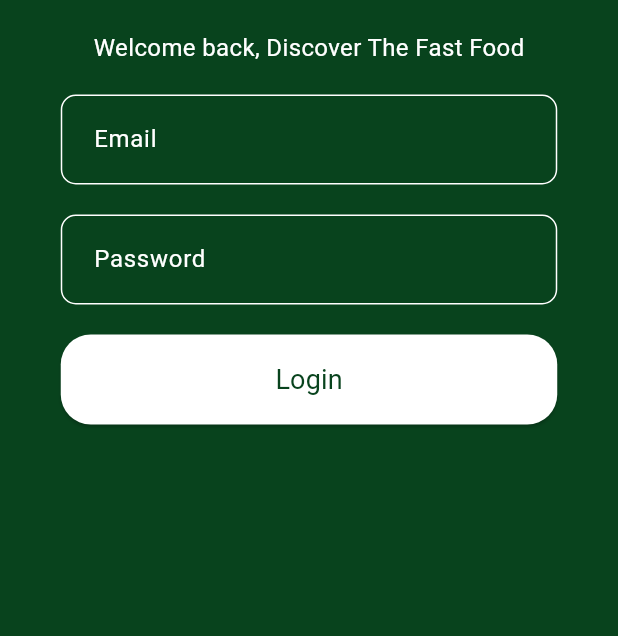
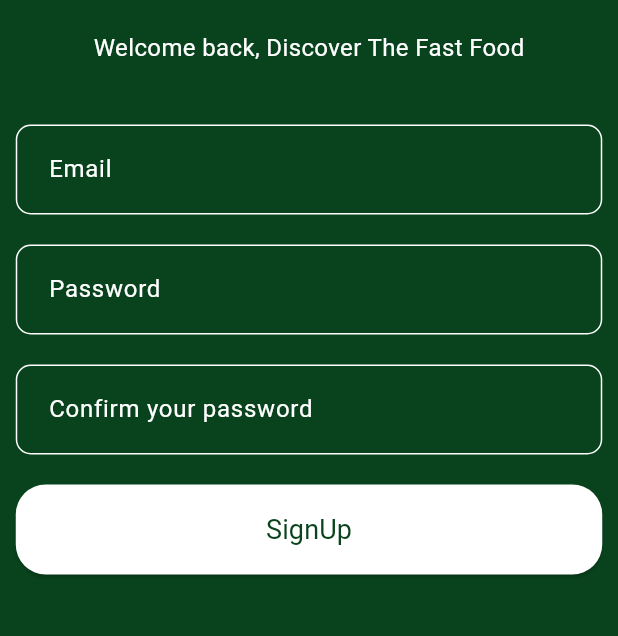
Before and after one commit to EbramIbrahim/Hungry, a Flutter app: the screen it shows after launch, on a phone screen of 412 x 824 dp, the part 219-855 px from its top. Run offline on Flutter 3.47's test engine with Material 3 defaults, Android fonts, the phone set to English and light mode, and no system bars; our stand-ins replace flutter_svg.

Commit message:
create signup screen

```diff
--- a/lib/core/widget/custom_text_field.dart
+++ b/lib/core/widget/custom_text_field.dart
@@ -24,7 +24,7 @@ class PrimaryTextFieldWidget extends StatelessWidget {
   @override
   Widget build(BuildContext context) {
     return SizedBox(
-      width: width ?? 331,
+      width: width ?? 391,
       child: TextFormField(
         controller: controller,
         validator: validator,
--- a/lib/features/auth/ui/signup_screen.dart
+++ b/lib/features/auth/ui/signup_screen.dart
@@ -0,0 +1,94 @@
+import 'package:flutter/material.dart';
+import 'package:flutter_svg/svg.dart';
+import 'package:hungry/core/constant/app_colors.dart';
+import 'package:hungry/core/helpers/spacing.dart';
+import 'package:hungry/core/widget/app_rounded_button.dart';
+import 'package:hungry/core/widget/custom_text.dart';
+import 'package:hungry/core/widget/custom_text_field.dart';
+
+import '../../../core/constant/app_string.dart';
+
+class SignupScreen extends StatelessWidget {
+  const SignupScreen({super.key});
+
+  @override
+  Widget build(BuildContext context) {
+    TextEditingController emailController = TextEditingController();
+    TextEditingController passwordController = TextEditingController();
+    TextEditingController confirmPasswordController = TextEditingController();
+    GlobalKey<FormState> formKey = GlobalKey<FormState>();
+    return Scaffold(
+      backgroundColor: AppColors.primaryColor,
+      body: Center(
+        child: Form(
+          key: formKey,
+          child: Column(
+            children: [
+              verticalSpacing(100),
+              SvgPicture.asset(AppAssets.hungry),
+              verticalSpacing(20),
+              CustomText(
+                text: 'Welcome back, Discover The Fast Food',
+                size: 16,
+                color: AppColors.whiteColor,
+                fontWeight: FontWeight.w400,
+              ),
+              verticalSpacing(40),
+              PrimaryTextFieldWidget(
+                hintText: 'Email',
+                controller: emailController,
+                validator: (value) {
+                  if(value == null || value.isEmpty) {
+                    return 'Please enter your email';
+                  } else {
+                    return null;
+                  }
+                },
+              ),
+              verticalSpacing(20),
+              PrimaryTextFieldWidget(
+                hintText: 'Password',
+                isPassword: true,
+                controller: passwordController,
+                validator: (value) {
+                  if(value == null || value.isEmpty) {
+                    return 'Please enter your password';
+                  } else {
+                    return null;
+                  }
+                },
+              ),
+              verticalSpacing(20),
+              PrimaryTextFieldWidget(
+                hintText: 'Confirm your password',
+                isPassword: true,
+                controller: confirmPasswordController,
+                validator: (value) {
+                  if(value!.isEmpty || value != passwordController.text) {
+                    return 'Please enter your password';
+                  } else {
+                    return null;
+                  }
+                },
+              ),
+              verticalSpacing(20),
+              AppRoundedButton(
+                height: 60,
+                text: 'SignUp',
+                onPressed: () {
+                  if(formKey.currentState!.validate()) {
+                    print("Successful register");
+                  }
+                },
+                width: 391,
+                backgroundColor: AppColors.whiteColor,
+                textColor: AppColors.primaryColor,
+              ),
+
+            ],
+          ),
+        ),
+      ),
+    );
+  }
+}
--- a/lib/main.dart
+++ b/lib/main.dart
@@ -1,4 +1,5 @@
 import 'package:flutter/material.dart';
+import 'package:hungry/features/auth/ui/signup_screen.dart';
 
 import 'features/auth/ui/login_screen.dart';
 
@@ -15,7 +16,7 @@ class MyApp extends StatelessWidget {
     return MaterialApp(
       debugShowCheckedModeBanner: false,
       title: 'Hungry',
-      home: const LoginScreen(),
+      home: const SignupScreen(),
     );
   }
 }
```
Also changed, not shown: lib/features/auth/ui/login_screen.dart (+26 -3 lines), 1 other file.
